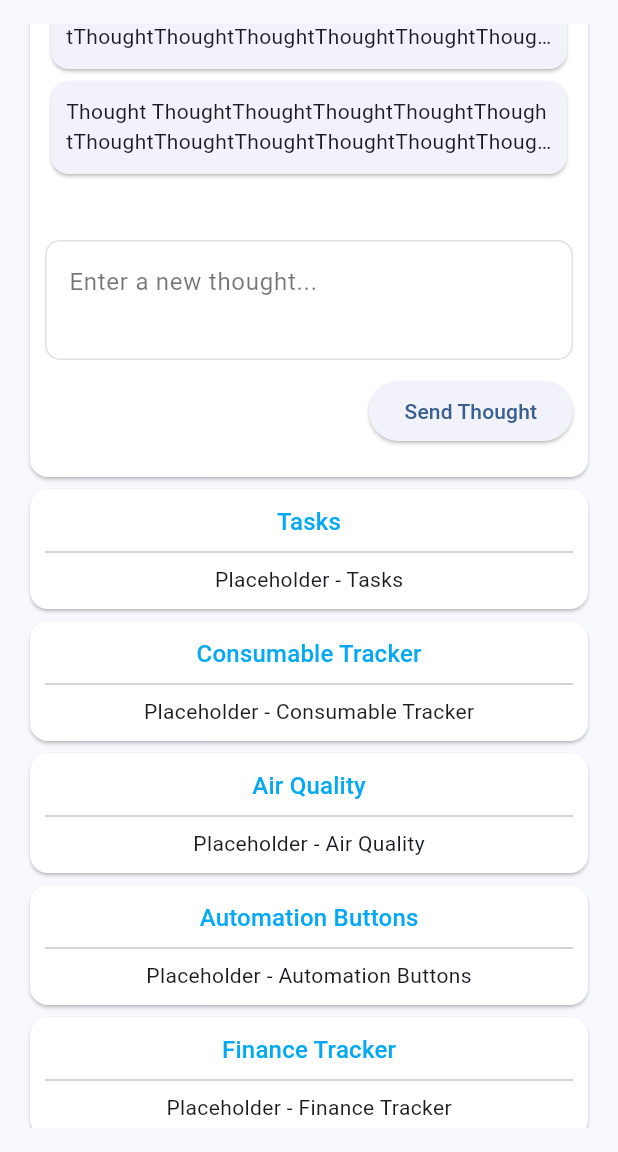
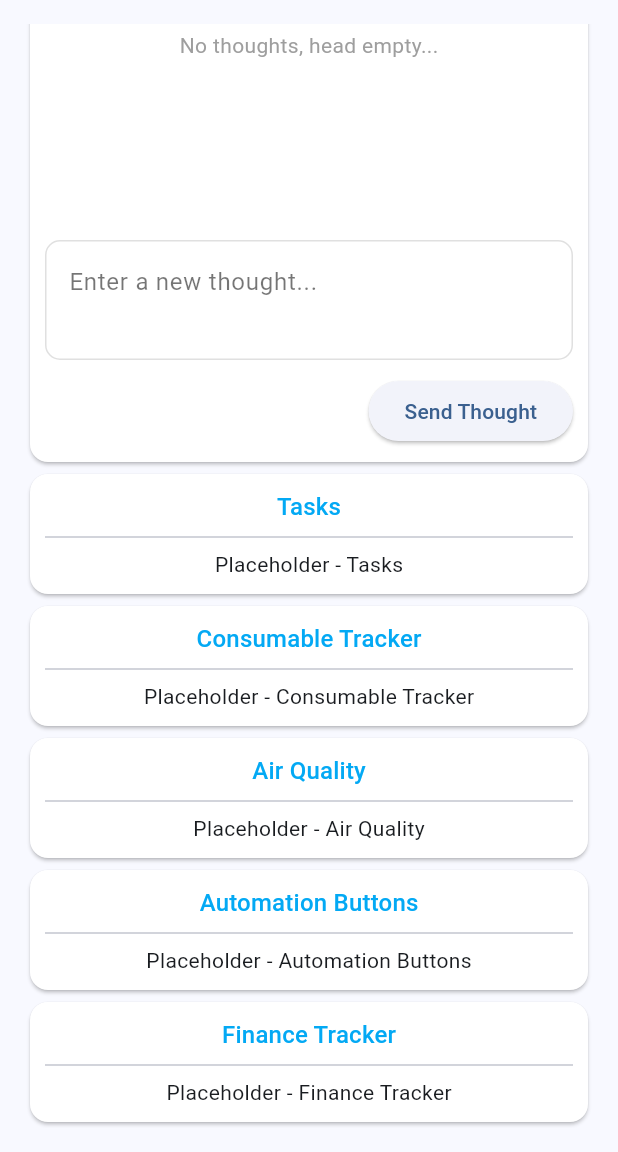
Before and after one commit to VanillaDevelop/cockpit, a Flutter app: the screen it shows once a user with an empty profile is signed in, scrolled down 208 dp, on a phone screen of 412 x 824 dp, the part 84-1236 px from its top. Run offline on Flutter 3.47's test engine with Material 3 defaults, Android fonts, the light colour scheme and no system bars; our stand-ins replace cloud_firestore, firebase_auth, firebase_core, flutter_dotenv; missing offline and left inert: firebase_ui_auth, firebase_ui_oauth_google; accounts and stored records are empty; statements that could not run were skipped.

Commit message:
Firestore Add / Receive thoughts

```diff
--- a/lib/features/stream_of_consciousness/stream_of_consciousness.dart
+++ b/lib/features/stream_of_consciousness/stream_of_consciousness.dart
@@ -1,4 +1,5 @@
-import 'package:cockpit/features/stream_of_consciousness/thought_card.dart';
+import 'package:cockpit/features/stream_of_consciousness/thought_history.dart';
+import 'package:cockpit/features/stream_of_consciousness/thought_input.dart';
 import 'package:flutter/material.dart';
 
 class StreamOfConsciousness extends StatelessWidget {
@@ -6,88 +7,12 @@ class StreamOfConsciousness extends StatelessWidget {
 
   @override
   Widget build(BuildContext context) {
-    return Column(
+    return const Column(
       crossAxisAlignment: CrossAxisAlignment.start,
       children: [
-        buildThoughtHistory(context),
-        buildTextBox(),
-        Align(
-          alignment: Alignment.centerRight,
-          child: SizedBox(
-            child: ElevatedButton(
-              onPressed: () {},
-              child: const Text('Send Thought'),
-            ),
-          ),
-        ),
-        const SizedBox(height: 10),
+        ThoughtHistory(),
+        ThoughtInput(),
       ],
     );
   }
-
-  // Builds the history of recent thoughts
-  Column buildThoughtHistory(BuildContext context) {
-    return Column(
-      crossAxisAlignment: CrossAxisAlignment.start,
-      children: [
-        Padding(
-          padding: const EdgeInsets.symmetric(horizontal: 8.0),
-          child: Row(
-            mainAxisAlignment: MainAxisAlignment.spaceBetween,
-            children: [
-              Text(
-                'Recent Thoughts',
-                style: Theme.of(context).textTheme.titleSmall?.copyWith(
-                      color: Theme.of(context).colorScheme.primary,
-                    ),
-              ),
-              IconButton(
-                onPressed: () {},
-                icon: const Icon(Icons.list_alt),
-                tooltip: 'View History',
-              ),
-            ],
-          ),
-        ),
-        const SizedBox(
-          height: 240,
-          child: Column(
-            children: [
-              ThoughtCard(),
-              ThoughtCard(),
-              ThoughtCard(),
-            ],
-          ),
-        )
-      ],
-    );
-  }
-
-  // Builds the input text box
-  Padding buildTextBox() {
-    return Padding(
-      padding: const EdgeInsets.symmetric(vertical: 10.0),
-      child: TextField(
-        decoration: InputDecoration(
-          enabledBorder: buildTextBoxBorder(),
-          focusedBorder: buildTextBoxBorder(),
-          hintText: 'Enter a new thought...',
-          hintStyle: const TextStyle(
-            color: Colors.black54,
-          ),
-        ),
-        maxLines: 2,
-      ),
-    );
-  }
-
-  // Builds the border for the text box
-  OutlineInputBorder buildTextBoxBorder() {
-    return OutlineInputBorder(
-      borderRadius: BorderRadius.circular(10.0),
-      borderSide: const BorderSide(
-        color: Colors.black12,
-      ),
-    );
-  }
 }
--- a/lib/features/stream_of_consciousness/thought_card.dart
+++ b/lib/features/stream_of_consciousness/thought_card.dart
@@ -1,7 +1,10 @@
+import 'package:cockpit/models/thought.dart';
 import 'package:flutter/material.dart';
 
 class ThoughtCard extends StatelessWidget {
-  const ThoughtCard({super.key});
+  final Thought thought;
+
+  const ThoughtCard({super.key, required this.thought});
 
   @override
   Widget build(BuildContext context) {
@@ -11,8 +14,8 @@ class ThoughtCard extends StatelessWidget {
         child: SizedBox(
           width: double.infinity,
           height: Theme.of(context).textTheme.bodyMedium!.fontSize! * 1.5 * 2,
-          child: const Text(
-            'Thought ThoughtThoughtThoughtThoughtThoughtThoughtThoughtThoughtThoughtThoughtThought',
+          child: Text(
+            thought.content,
             maxLines: 2,
             overflow: TextOverflow.ellipsis,
           ),
--- /dev/null
+++ b/lib/features/stream_of_consciousness/thought_history.dart
@@ -0,0 +1,86 @@
+import 'package:cockpit/models/thought.dart';
+import 'package:cockpit/utils/firestore.dart';
+import 'package:flutter/material.dart';
+import 'package:cockpit/features/stream_of_consciousness/thought_card.dart';
+
+class ThoughtHistory extends StatefulWidget {
+  const ThoughtHistory({
+    super.key,
+  });
+
+  @override
+  State<ThoughtHistory> createState() => _ThoughtHistoryState();
+}
+
+class _ThoughtHistoryState extends State<ThoughtHistory> {
+  List<Thought> recentThoughts = [];
+
+  @override
+  void initState() {
+    super.initState();
+
+    getThoughts().then((thoughts) {
+      recentThoughts = thoughts;
+      recentThoughts.sort((a, b) => b.createdAt.compareTo(a.createdAt));
+      setState(() {
+        recentThoughts = recentThoughts.length < 3
+            ? recentThoughts
+            : recentThoughts.sublist(0, 3);
+      });
+    });
+  }
+
+  @override
+  Widget build(BuildContext context) {
+    return Column(
+      crossAxisAlignment: CrossAxisAlignment.start,
+      children: [
+        Padding(
+          padding: const EdgeInsets.symmetric(horizontal: 8.0),
+          child: Row(
+            mainAxisAlignment: MainAxisAlignment.spaceBetween,
+            children: [
+              Text(
+                'Recent Thoughts',
+                style: Theme.of(context).textTheme.titleSmall?.copyWith(
+                      color: Theme.of(context).colorScheme.primary,
+                    ),
+              ),
+              IconButton(
+                onPressed: () {},
+                icon: const Icon(Icons.list_alt),
+                tooltip: 'View History',
+              ),
+            ],
+          ),
+        ),
+        SizedBox(
+          height: 240,
+          child: recentThoughts.isNotEmpty
+              ? buildThoughtSummary(recentThoughts)
+              : buildEmptyThoughtPlaceholder(),
+        )
+      ],
+    );
+  }
+
+  Widget buildEmptyThoughtPlaceholder() {
+    return const Center(
+      child: Text(
+        'No thoughts, head empty...',
+        style: TextStyle(
+          color: Colors.grey,
+        ),
+      ),
+    );
+  }
+
+  Widget buildThoughtSummary(List<Thought> thoughts) {
+    return ListView.builder(
+      itemCount: thoughts.length,
+      itemBuilder: (context, index) {
+        return ThoughtCard(thought: thoughts[index]);
+      },
+    );
+  }
+}
--- /dev/null
+++ b/lib/features/stream_of_consciousness/thought_input.dart
@@ -0,0 +1,69 @@
+import 'package:cockpit/models/thought.dart';
+import 'package:cockpit/utils/firestore.dart';
+import 'package:flutter/material.dart';
+
+class ThoughtInput extends StatefulWidget {
+  const ThoughtInput({super.key});
+
+  @override
+  State<ThoughtInput> createState() => _ThoughtInputState();
+}
+
+class _ThoughtInputState extends State<ThoughtInput> {
+  final TextEditingController _textController = TextEditingController();
+
+  @override
+  Widget build(BuildContext context) {
+    return Column(
+      children: [
+        Padding(
+          padding: const EdgeInsets.symmetric(vertical: 10.0),
+          child: TextField(
+            controller: _textController,
+            decoration: InputDecoration(
+              enabledBorder: buildTextBoxBorder(),
+              focusedBorder: buildTextBoxBorder(),
+              hintText: 'Enter a new thought...',
+              hintStyle: const TextStyle(
+                color: Colors.black54,
+              ),
+            ),
+            maxLines: 2,
+          ),
+        ),
+        Align(
+          alignment: Alignment.centerRight,
+          child: SizedBox(
+            child: ElevatedButton(
+              onPressed: () {
+                sendThought(_textController.text);
+              },
+              child: const Text('Send Thought'),
+            ),
+          ),
+        ),
+      ],
+    );
+  }
+
+  // Builds the border for the text box
+  OutlineInputBorder buildTextBoxBorder() {
+    return OutlineInputBorder(
+      borderRadius: BorderRadius.circular(10.0),
+      borderSide: const BorderSide(
+        color: Colors.black12,
+      ),
+    );
+  }
+
+  void sendThought(String thoughtContent) {
+    if (thoughtContent.isEmpty) return;
+
+    final thought = Thought(
+      content: thoughtContent,
+      createdAt: DateTime.now(),
+    );
+
+    addThought(thought);
+  }
+}
--- a/lib/models/thought.dart
+++ b/lib/models/thought.dart
@@ -6,19 +6,16 @@ enum ThoughtType {
 }
 
 class Thought {
-  final String id;
   final String content;
   final DateTime createdAt;
   final ThoughtType type;
 
   Thought({
-    required this.id,
     required this.content,
     required this.createdAt,
   }) : type = ThoughtType.uncategorized;
 
   Thought._categorized({
-    required this.id,
     required this.content,
     required this.createdAt,
     required this.type,
@@ -26,7 +23,6 @@ class Thought {
 
   factory Thought.fromJson(Map<String, dynamic> json) {
     return Thought._categorized(
-      id: json['id'],
       content: json['content'],
       createdAt: DateTime.parse(json['createdAt']),
       type: ThoughtType.values.firstWhere(
@@ -38,7 +34,6 @@ class Thought {
 
   Map<String, dynamic> toJson() {
     return {
-      'id': id,
       'content': content,
       'createdAt': createdAt.toIso8601String(),
       'type': type.name,
--- a/lib/utils/firestore.dart
+++ b/lib/utils/firestore.dart
@@ -15,6 +15,15 @@ Future<List<Thought>> getThoughts() async {
   return thoughts.docs.map((doc) => Thought.fromJson(doc.data())).toList();
 }
 
+Future<void> addThought(Thought thought) async {
+  final userId = getUser().uid;
+  await _firestore
+      .collection('users')
+      .doc(userId)
+      .collection('thoughts')
+      .add(thought.toJson());
+}
+
 User getUser() {
   final user = _auth.currentUser;
   if (user == null) {
```
